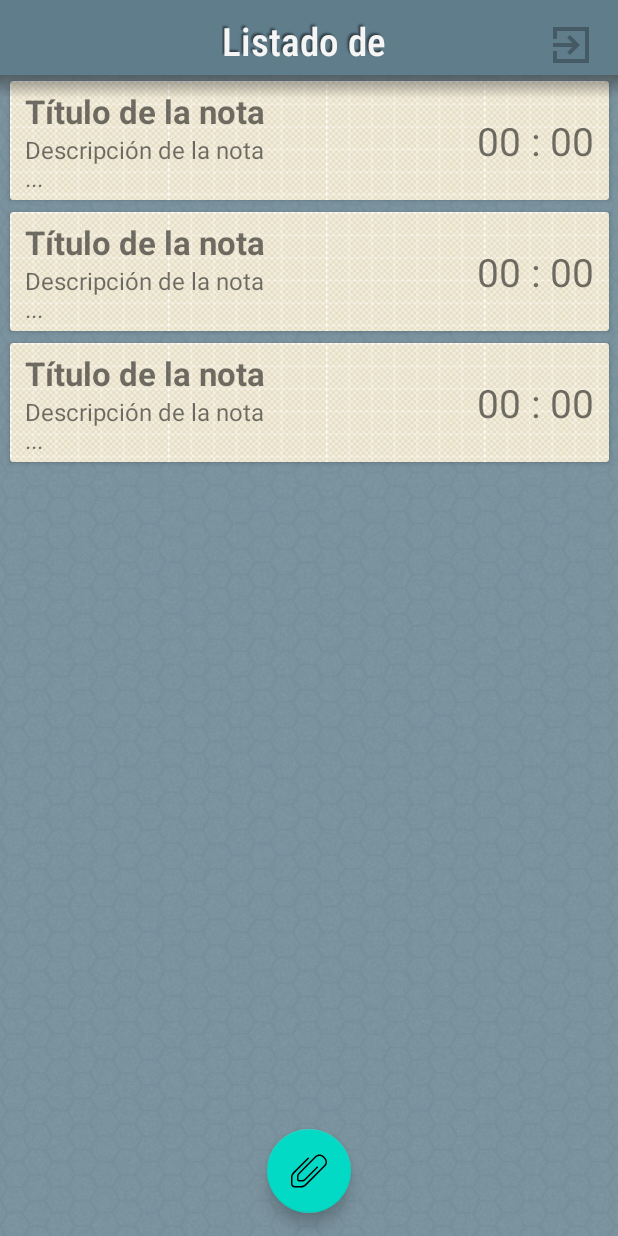
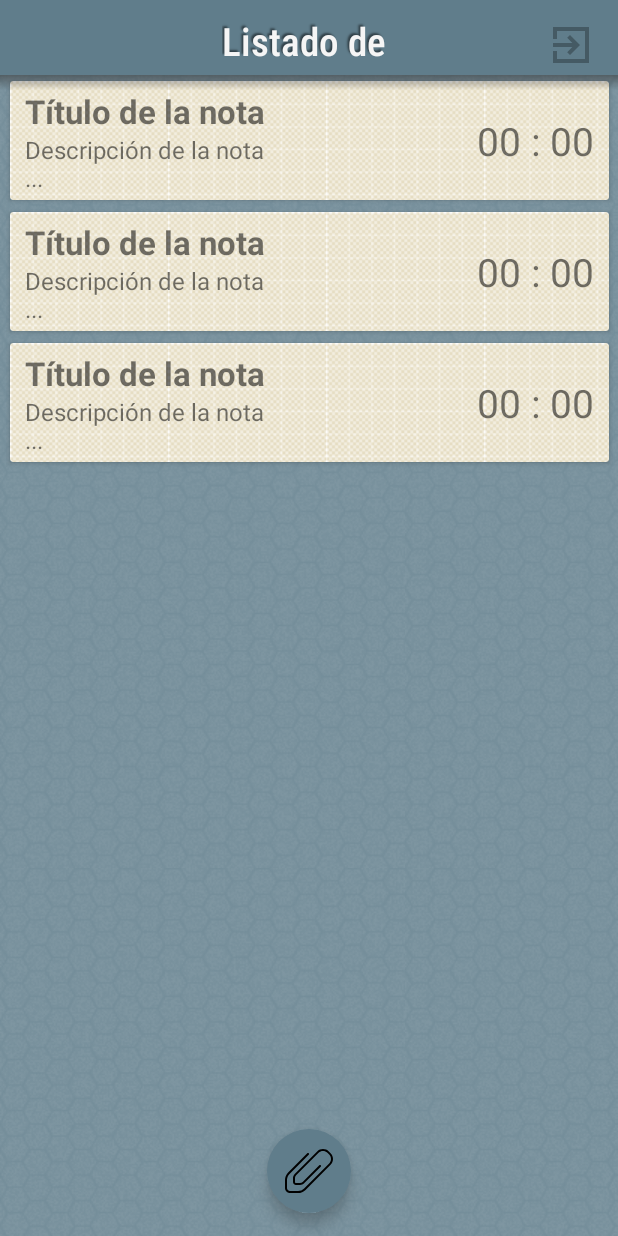
Before and after one commit to han0n/PlanID, an Android app: the layout activity_listado.xml on its own in the app's theme, with its tools: preview values and no code run, on a phone screen of 412 x 824 dp. Run offline under Robolectric (Android 15) with nearby library versions, the phone set to English and light mode, and no system bars.

Commit message:
Implementado el swipe para borrar Nota dese el Listado

```diff
--- a/app/src/main/res/layout/activity_listado.xml
+++ b/app/src/main/res/layout/activity_listado.xml
@@ -95,7 +95,7 @@
     <View
         android:id="@+id/toolbar_shadow"
         android:layout_width="match_parent"
-        android:layout_height="15dp"
+        android:layout_height="10dp"
         android:layout_marginTop="50dp"
         android:background="@drawable/cabecera_sombra" />
 
@@ -112,7 +112,10 @@
             android:layout_width="match_parent"
             android:layout_height="wrap_content"
             android:src="@drawable/paper_clip"
-            android:layout_margin="15dp" />
+            app:maxImageSize="32dp"
+            app:borderWidth="0dp"
+            android:layout_margin="15dp"
+            android:backgroundTint="@color/primario_variante"/>
     </LinearLayout>
 
 
```
Also changed, not shown: app/src/main/java/com/han0n/planid/Listado.java (+31 -4 lines), app/src/main/res/layout/activity_login.xml (+7 -1 lines), app/src/main/res/layout/activity_plan.xml (+11 -5 lines), app/src/main/res/layout/activity_registro.xml (+7 -0 lines).
